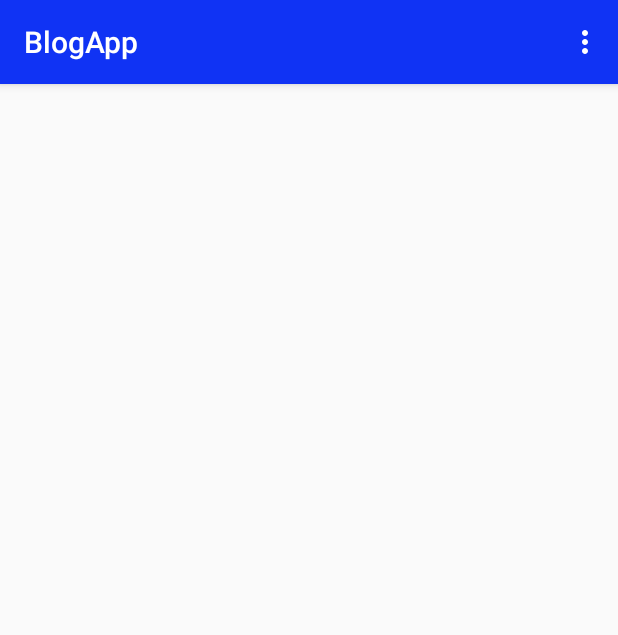
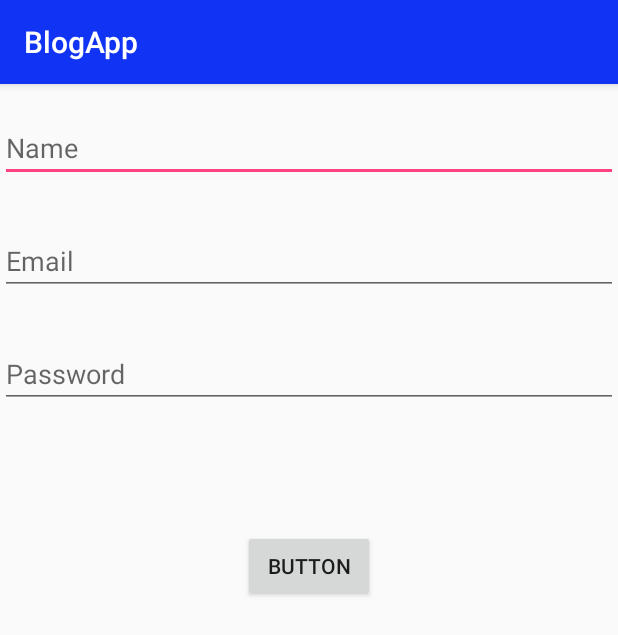
Before and after one commit to tarunkukreja003/BlogApp, an Android app: the screen it shows after launch (MainActivity before the commit, LoginActivity after it), on a phone screen of 412 x 824 dp. Shown: the top 635 px of the screen. Run offline under Robolectric (Android 15) with nearby library versions, the phone set to English and light mode, and no system bars; our stand-ins replace Firebase (no records; nobody signed in at launch, a user with empty details on screens opened directly); 1 statement that could not run was skipped.

Commit message:
Email/Password Authentication enabled

```diff
--- a/app/src/main/java/com/example/tarunkukreja/blogapp/LoginActivity.java
+++ b/app/src/main/java/com/example/tarunkukreja/blogapp/LoginActivity.java
@@ -1,13 +1,85 @@
 package com.example.tarunkukreja.blogapp;
 
+import android.app.ProgressDialog;
+import android.content.Intent;
+import android.os.Bundle;
+import android.support.annotation.NonNull;
 import android.support.v7.app.AppCompatActivity;
-import android.os.Bundle;
+import android.text.TextUtils;
+import android.view.View;
+import android.widget.Button;
+import android.widget.EditText;
+import android.widget.Toast;
+
+import com.google.android.gms.tasks.OnCompleteListener;
+import com.google.android.gms.tasks.Task;
+import com.google.firebase.auth.AuthResult;
+import com.google.firebase.auth.FirebaseAuth;
+import com.google.firebase.database.DatabaseReference;
+import com.google.firebase.database.FirebaseDatabase;
 
 public class LoginActivity extends AppCompatActivity {
+
+    private EditText mName ;
+    private EditText mEmail ;
+    private EditText mPass ;
+    private Button mLoginButton ;
+    private FirebaseAuth mFirebaseAuth ;
+    private ProgressDialog mProgressDialog ;
+    private DatabaseReference mDatabaseReference ;
+
 
     @Override
     protected void onCreate(Bundle savedInstanceState) {
         super.onCreate(savedInstanceState);
         setContentView(R.layout.activity_login);
+
+        mName = (EditText)findViewById(R.id.name);
+        mEmail= (EditText)findViewById(R.id.email);
+        mPass = (EditText)findViewById(R.id.password);
+        mLoginButton = (Button)findViewById(R.id.loginButton);
+        mFirebaseAuth = FirebaseAuth.getInstance() ;
+        mDatabaseReference = FirebaseDatabase.getInstance().getReference().child("Users");
+        mProgressDialog = new ProgressDialog(this) ;
+        mLoginButton.setOnClickListener(new View.OnClickListener() {
+            @Override
+            public void onClick(View view) {
+                startRegister() ;
+            }
+        });
+    }
+
+    private void startRegister() {
+
+       final String name =  mName.getText().toString();
+       final String email = mEmail.getText().toString() ;
+       String pass = mPass.getText().toString() ;
+
+        if(!TextUtils.isEmpty(name) && !TextUtils.isEmpty(email) && !TextUtils.isEmpty(pass)){
+            mProgressDialog.setMessage("Signing Up");
+            mProgressDialog.show();
+          mFirebaseAuth.createUserWithEmailAndPassword(email, pass).addOnCompleteListener(new OnCompleteListener<AuthResult>() {
+              @Override
+              public void onComplete(@NonNull Task<AuthResult> task) {
+                  if(task.isSuccessful()){
+                      String user_id = mFirebaseAuth.getCurrentUser().getUid() ;
+                     DatabaseReference current_userRef =  mDatabaseReference.child(user_id);
+                     current_userRef.child("Username").setValue(name) ;
+                     current_userRef.child("Profile Pic").setValue("default") ;
+
+                      mProgressDialog.dismiss();
+                      Intent mainIntent = new Intent(LoginActivity.this, MainActivity.class) ;
+                      mainIntent.addFlags(Intent.FLAG_ACTIVITY_CLEAR_TOP);
+                      startActivity(mainIntent);
+
+                  }
+              }
+          }) ;
+        }
+        else{
+            Toast.makeText(this, "All the fields are requied", Toast.LENGTH_SHORT).show();
+           // Snackbar snack = Snackbar.make()
+
+        }
     }
 }
--- a/app/src/main/java/com/example/tarunkukreja/blogapp/MainActivity.java
+++ b/app/src/main/java/com/example/tarunkukreja/blogapp/MainActivity.java
@@ -28,6 +28,7 @@ public class MainActivity extends AppCompatActivity {
     DatabaseReference databaseReference;
     FirebaseAuth mAuth ;
     FirebaseAuth.AuthStateListener mAuthListener ;
+    LinearLayoutManager linearLayoutManager ;
    // ChildEventListener mChildEventListener ;
   //  BlogAdapter mBlogAdapter ;
     FirebaseRecyclerAdapter<Blog, BlogAdapter> firebaseRecyclerAdapter ;
@@ -43,7 +44,11 @@ public class MainActivity extends AppCompatActivity {
 //        fab = (FloatingActionButton)findViewById(R.id.floatingActionButton) ;
         recyclerView = (RecyclerView) findViewById(R.id.blog_recyclerView);
         recyclerView.setHasFixedSize(true);
-        recyclerView.setLayoutManager(new LinearLayoutManager(this));
+        linearLayoutManager = new LinearLayoutManager(this) ;
+        linearLayoutManager.setReverseLayout(true);
+        linearLayoutManager.setStackFromEnd(true);
+        recyclerView.setLayoutManager(linearLayoutManager);
+
         mAuth = FirebaseAuth.getInstance() ;
 
         databaseReference = FirebaseDatabase.getInstance().getReference("Blog");
@@ -52,7 +57,9 @@ public class MainActivity extends AppCompatActivity {
             public void onAuthStateChanged(@NonNull FirebaseAuth firebaseAuth) {
 
                 if(mAuth.getCurrentUser() == null){
-
+                    Intent loginIntent = new Intent(MainActivity.this, LoginActivity.class) ;
+                    loginIntent.addFlags(Intent.FLAG_ACTIVITY_CLEAR_TOP) ;
+                    startActivity(loginIntent);
                 }
             }
         };
@@ -73,6 +80,8 @@ public class MainActivity extends AppCompatActivity {
         protected void onStart () {
             super.onStart();
             Log.d(LOG_TAG, "onStart() called");
+            mAuth.addAuthStateListener(mAuthListener);
+            Log.d(LOG_TAG, "Auth listener attached");
             addChildListen();
             Log.d(LOG_TAG, "Children Added") ;
 
@@ -126,6 +135,10 @@ public class MainActivity extends AppCompatActivity {
             Intent intent = new Intent(MainActivity.this, PostActivity.class) ;
             startActivity(intent);
         }
+
+        if(item.getItemId() == R.id.sign_out){
+            mAuth.signOut();
+        }
         return true;
     }
 }
--- a/app/src/main/res/layout/activity_login.xml
+++ b/app/src/main/res/layout/activity_login.xml
@@ -1,9 +1,47 @@
 <?xml version="1.0" encoding="utf-8"?>
-<android.support.constraint.ConstraintLayout xmlns:android="http://schemas.android.com/apk/res/android"
+<RelativeLayout xmlns:android="http://schemas.android.com/apk/res/android"
     xmlns:app="http://schemas.android.com/apk/res-auto"
     xmlns:tools="http://schemas.android.com/tools"
     android:layout_width="match_parent"
     android:layout_height="match_parent"
     tools:context="com.example.tarunkukreja.blogapp.LoginActivity">
 
-</android.support.constraint.ConstraintLayout>
+    <EditText
+        android:layout_width="match_parent"
+        android:layout_height="wrap_content"
+        android:id="@+id/name"
+        android:layout_marginTop="20dp"
+        android:hint="Name"/>
+
+    <EditText
+        android:id="@+id/email"
+        android:layout_width="match_parent"
+        android:layout_height="wrap_content"
+        android:layout_below="@+id/name"
+        android:layout_centerHorizontal="true"
+        android:layout_marginTop="30dp"
+        android:ems="10"
+        android:inputType="textEmailAddress"
+        android:hint="Email"/>
+
+    <EditText
+        android:id="@+id/password"
+        android:layout_width="match_parent"
+        android:layout_height="wrap_content"
+        android:layout_alignStart="@+id/email"
+        android:layout_below="@+id/email"
+        android:layout_marginTop="30dp"
+        android:ems="10"
+        android:inputType="textPassword"
+        android:hint="Password"/>
+
+    <Button
+        android:id="@+id/loginButton"
+        android:layout_width="wrap_content"
+        android:layout_height="wrap_content"
+        android:layout_below="@+id/password"
+        android:layout_centerHorizontal="true"
+        android:layout_marginTop="81dp"
+        android:text="Button" />
+
+</RelativeLayout>
--- a/app/src/main/res/menu/menu_main.xml
+++ b/app/src/main/res/menu/menu_main.xml
@@ -8,5 +8,8 @@
     <item android:title="Settings"
         app:showAsAction="never"
         android:id="@+id/settings"/>
+    <item android:title="Sign Out"
+        app:showAsAction="never"
+        android:id="@+id/sign_out"/>
 
 </menu>
```
